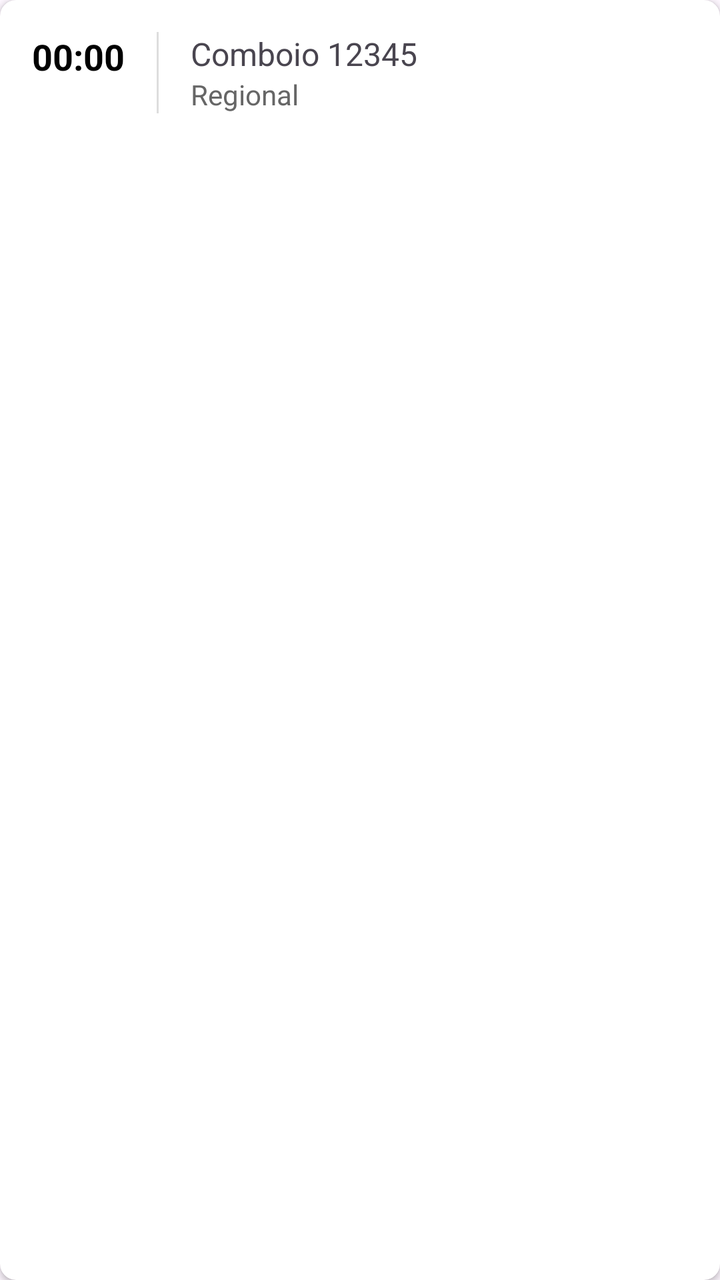
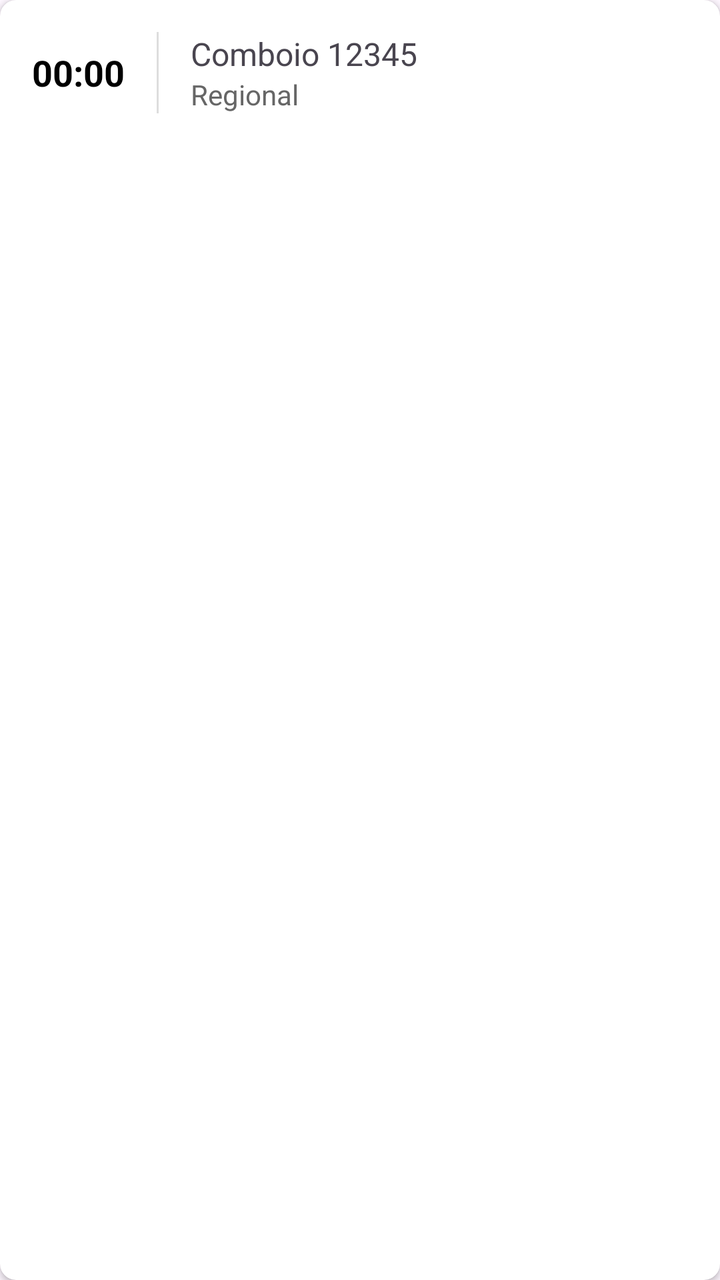

An Android layout rendered at two revisions. The XML below is the earlier revision; the diff shows what the commit changed to produce the second picture.
<!-- AndroidManifest.xml: application theme Theme.GuiaEstacoesFerroviarias -->
<!-- res/layout/item_horario.xml -->
<?xml version="1.0" encoding="utf-8"?>
<androidx.cardview.widget.CardView xmlns:android="http://schemas.android.com/apk/res/android"
    xmlns:app="http://schemas.android.com/apk/res-auto"
    android:layout_width="match_parent"
    android:layout_height="wrap_content"
    android:layout_marginVertical="4dp"
    app:cardCornerRadius="8dp"
    app:cardElevation="2dp">

    <LinearLayout
        android:layout_width="match_parent"
        android:layout_height="wrap_content"
        android:orientation="horizontal"
        android:padding="16dp">

        <TextView
            android:id="@+id/tvHoraComboio"
            android:layout_width="wrap_content"
            android:layout_height="wrap_content"
            android:text="00:00"
            android:textSize="18sp"
            android:textStyle="bold"
            android:textColor="@color/black" />

        <View
            android:layout_width="1dp"
            android:layout_height="match_parent"
            android:layout_marginHorizontal="16dp"
            android:background="#DDDDDD" />

        <LinearLayout
            android:layout_width="0dp"
            android:layout_height="wrap_content"
            android:layout_weight="1"
            android:orientation="vertical">
            <TextView
                android:id="@+id/tvNumeroComboio"
                android:layout_width="wrap_content"
                android:layout_height="wrap_content"
                android:text="Comboio 12345"
                android:textSize="16sp" />

            <TextView
                android:id="@+id/tvTipoComboio"
                android:layout_width="wrap_content"
                android:layout_height="wrap_content"
                android:text="Regional"
                android:textSize="14sp"
                android:textColor="#666666" />
        </LinearLayout>
    </LinearLayout>

</androidx.cardview.widget.CardView>
<!-- resources referenced by this layout -->
<resources>
  <color name="black">#FF000000</color>
  <style name="Theme.GuiaEstacoesFerroviarias" parent="Base.Theme.GuiaEstacoesFerroviarias" />
  <style name="Base.Theme.GuiaEstacoesFerroviarias" parent="Theme.Material3.DayNight.NoActionBar">
  
          <item name="colorPrimary">@color/azul_azulejo</item>
          <item name="colorOnPrimary">@color/white</item>
  
          <item name="colorSecondary">@color/verde_cp</item>
          <item name="colorOnSecondary">@color/white</item>
  
          <item name="android:statusBarColor">@color/azul_azulejo_escuro</item>
  
      </style>
  <color name="azul_azulejo">#0055A4</color>
  <color name="white">#FFFFFFFF</color>
  <color name="verde_cp">#006400</color>
  <color name="azul_azulejo_escuro">#003366</color>
</resources>

<!-- the commit's change to res/layout/item_horario.xml (unified diff, before → after) -->
@@ -11,7 +11,9 @@
         android:layout_width="match_parent"
         android:layout_height="wrap_content"
         android:orientation="horizontal"
-        android:padding="16dp">
+        android:padding="16dp"
+        android:gravity="center_vertical">
+
 
         <TextView
             android:id="@+id/tvHoraComboio"
@@ -22,32 +24,45 @@
             android:textStyle="bold"
             android:textColor="@color/black" />
 
+
         <View
             android:layout_width="1dp"
             android:layout_height="match_parent"
             android:layout_marginHorizontal="16dp"
             android:background="#DDDDDD" />
 
+
         <LinearLayout
             android:layout_width="0dp"
             android:layout_height="wrap_content"
             android:layout_weight="1"
             android:orientation="vertical">
+
+
             <TextView
                 android:id="@+id/tvNumeroComboio"
-                android:layout_width="wrap_content"
+                android:layout_width="match_parent"
                 android:layout_height="wrap_content"
                 android:text="Comboio 12345"
-                android:textSize="16sp" />
+                android:textSize="16sp"
+                android:maxLines="1"
+                app:autoSizeTextType="uniform"
+                app:autoSizeMinTextSize="12sp"
+                app:autoSizeMaxTextSize="16sp"
+                app:autoSizeStepGranularity="1sp" />
+
 
             <TextView
                 android:id="@+id/tvTipoComboio"
-                android:layout_width="wrap_content"
+                android:layout_width="match_parent"
                 android:layout_height="wrap_content"
                 android:text="Regional"
                 android:textSize="14sp"
-                android:textColor="#666666" />
+                android:textColor="#666666"
+                android:maxLines="1"
+                android:ellipsize="end" />
         </LinearLayout>
+
     </LinearLayout>
 
 </androidx.cardview.widget.CardView>
